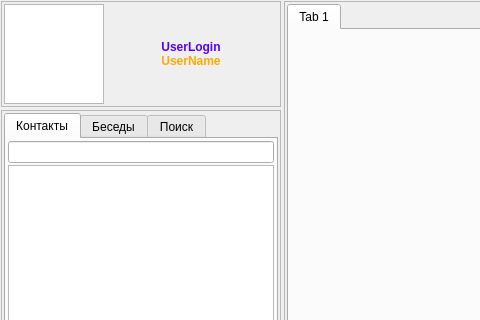
First picture: the form in MSG_Client/Frames/MainFrame.ui, repository KillerOfFriend/MSG, before the edit; both pictures show x 0 to 480 and y 0 to 320 of the 800 by 600 pixel window.
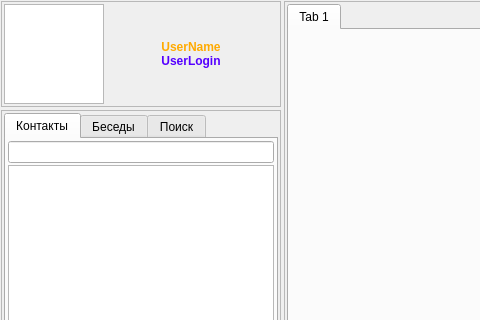
Second picture: the form after the edit.

Diff of the .ui file:
```diff
--- a/MSG_Client/Frames/MainFrame.ui
+++ b/MSG_Client/Frames/MainFrame.ui
@@ -201,9 +201,12 @@
          </spacer>
         </item>
         <item>
-         <widget class="QLabel" name="UserLoginLabel">
+         <widget class="QLabel" name="UserNameLabel">
           <property name="text">
-           <string>&lt;html&gt;&lt;head/&gt;&lt;body&gt;&lt;p&gt;&lt;span style=&quot; font-weight:600; color:#5500ff;&quot;&gt;UserLogin&lt;/span&gt;&lt;/p&gt;&lt;/body&gt;&lt;/html&gt;</string>
+           <string>&lt;html&gt;&lt;head/&gt;&lt;body&gt;&lt;p&gt;&lt;span style=&quot; font-weight:600; color:#ffaa00;&quot;&gt;UserName&lt;/span&gt;&lt;/p&gt;&lt;/body&gt;&lt;/html&gt;</string>
+          </property>
+          <property name="textFormat">
+           <enum>Qt::AutoText</enum>
           </property>
           <property name="alignment">
            <set>Qt::AlignCenter</set>
@@ -211,12 +214,9 @@
          </widget>
         </item>
         <item>
-         <widget class="QLabel" name="UserNameLabel">
+         <widget class="QLabel" name="UserLoginLabel">
           <property name="text">
-           <string>&lt;html&gt;&lt;head/&gt;&lt;body&gt;&lt;p&gt;&lt;span style=&quot; font-weight:600; color:#ffaa00;&quot;&gt;UserName&lt;/span&gt;&lt;/p&gt;&lt;/body&gt;&lt;/html&gt;</string>
-          </property>
-          <property name="textFormat">
-           <enum>Qt::AutoText</enum>
+           <string>&lt;html&gt;&lt;head/&gt;&lt;body&gt;&lt;p&gt;&lt;span style=&quot; font-weight:600; color:#5500ff;&quot;&gt;UserLogin&lt;/span&gt;&lt;/p&gt;&lt;/body&gt;&lt;/html&gt;</string>
           </property>
           <property name="alignment">
            <set>Qt::AlignCenter</set>
```
